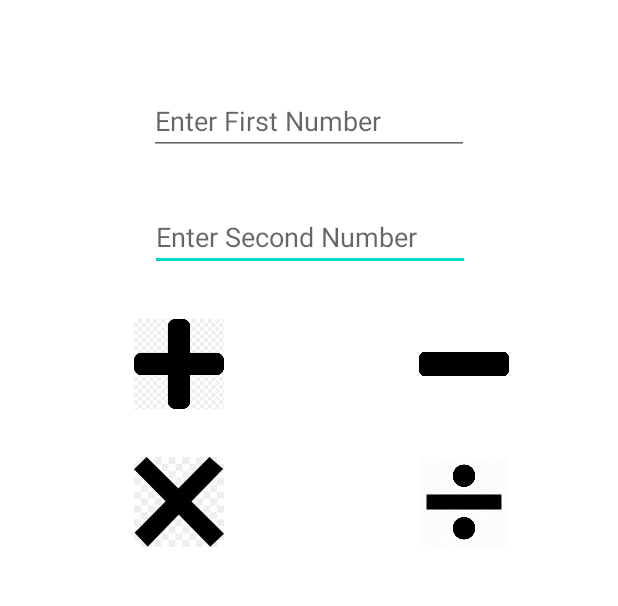
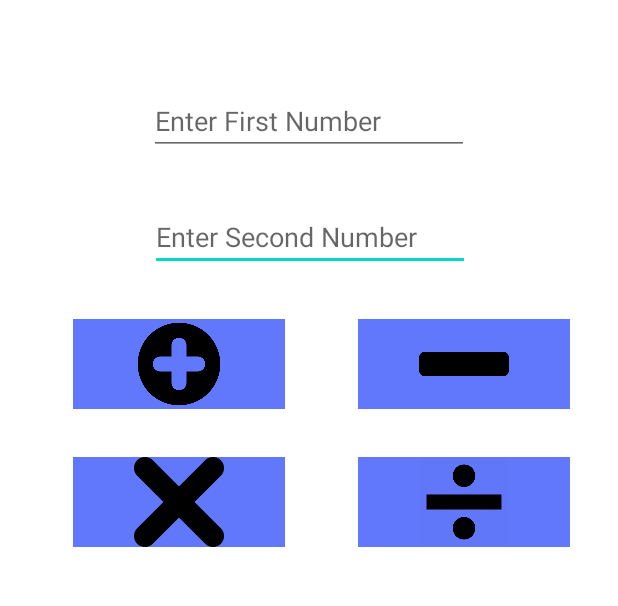
Before and after one commit to kevchen1129/BasicCalculatorApp, an Android app: the screen it shows after launch (MainActivity), on a phone screen of 412 x 824 dp, the part 311-917 px from its top. Run offline under Robolectric (Android 15) with nearby library versions, the phone set to English and light mode, and no system bars.

Commit message:
button background color

```diff
--- a/app/src/main/res/layout/activity_main.xml
+++ b/app/src/main/res/layout/activity_main.xml
@@ -12,10 +12,11 @@
         android:layout_height="60dp"
         android:layout_marginTop="32dp"
         android:layout_marginEnd="32dp"
+        android:background="@color/colorPrimary"
+        android:onClick="divide"
         app:layout_constraintEnd_toEndOf="parent"
         app:layout_constraintTop_toBottomOf="@+id/imageView3"
-        app:srcCompat="@drawable/divide"
-        android:onClick="divide"/>
+        app:srcCompat="@drawable/divide" />
 
     <ImageView
         android:id="@+id/imageView3"
@@ -23,32 +24,35 @@
         android:layout_height="60dp"
         android:layout_marginTop="32dp"
         android:layout_marginEnd="32dp"
+        android:background="@color/colorPrimary"
+        android:onClick="subtract"
         app:layout_constraintEnd_toEndOf="parent"
         app:layout_constraintTop_toBottomOf="@+id/editTextSecondNumber"
-        app:srcCompat="@drawable/minus"
-        android:onClick="subtract"/>
+        app:srcCompat="@drawable/minus" />
 
     <ImageView
         android:id="@+id/imageView2"
         android:layout_width="141dp"
         android:layout_height="60dp"
         android:layout_marginTop="32dp"
+        android:background="@color/colorPrimary"
+        android:onClick="mutiply"
         app:layout_constraintEnd_toStartOf="@+id/imageView4"
         app:layout_constraintStart_toStartOf="parent"
         app:layout_constraintTop_toBottomOf="@+id/imageView"
-        app:srcCompat="@drawable/mutiply"
-        android:onClick="mutiply"/>
+        app:srcCompat="@drawable/mutiple" />
 
     <ImageView
         android:id="@+id/imageView"
         android:layout_width="141dp"
         android:layout_height="60dp"
         android:layout_marginTop="32dp"
+        android:background="@color/colorPrimary"
+        android:onClick="add"
         app:layout_constraintEnd_toStartOf="@+id/imageView3"
         app:layout_constraintStart_toStartOf="parent"
         app:layout_constraintTop_toBottomOf="@+id/editTextSecondNumber"
-        app:srcCompat="@drawable/add"
-        android:onClick="add"/>
+        app:srcCompat="@drawable/addicon" />
 
     <EditText
         android:id="@+id/editTextSecondNumber"
--- a/app/src/main/res/layout/activity_main2.xml
+++ b/app/src/main/res/layout/activity_main2.xml
@@ -11,6 +11,7 @@
         android:layout_width="wrap_content"
         android:layout_height="wrap_content"
         android:layout_marginTop="210dp"
+        android:textSize="30sp"
         app:layout_constraintEnd_toEndOf="parent"
         app:layout_constraintStart_toStartOf="parent"
         app:layout_constraintTop_toTopOf="parent" />
--- a/app/src/main/res/values/colors.xml
+++ b/app/src/main/res/values/colors.xml
@@ -7,4 +7,5 @@
     <color name="teal_700">#FF018786</color>
     <color name="black">#FF000000</color>
     <color name="white">#FFFFFFFF</color>
+    <color name="colorPrimary">#6177FC</color>
 </resources>
```
Also changed, not shown: app/src/main/res/drawable/add1.jpg (added), app/src/main/res/drawable/addicon.png (added), app/src/main/res/drawable/mutiple.png (added).
